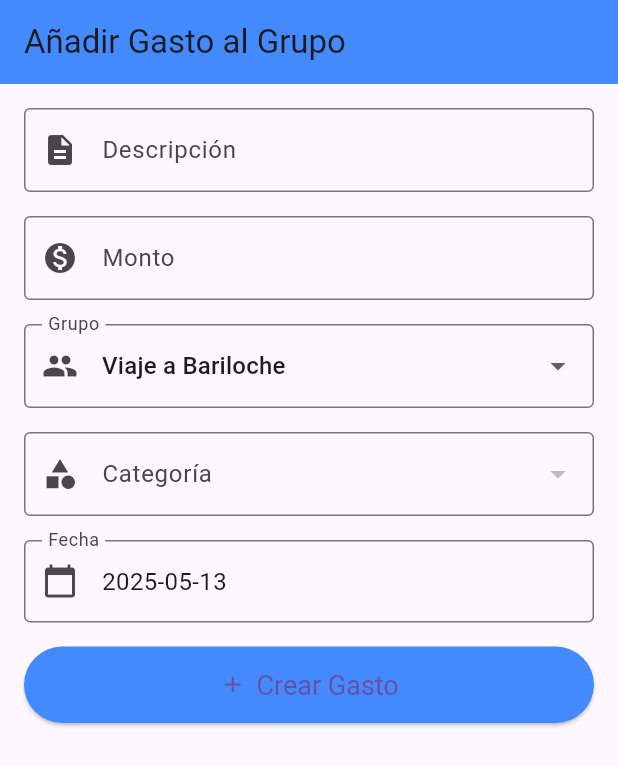
After one commit to GReskin/TP3-Grupo8, a Flutter app: the CrearGastoGrupo screen opened by its route, after a tap on "Crear Gasto", on a phone screen of 412 x 824 dp. The commit adds this screen. Shown: the top 766 px of the screen. Run offline on Flutter 3.47's test engine with Material 3 defaults, Android fonts, the phone set to English and light mode, and no system bars; our stand-ins replace fl_chart, go_router, shared_preferences; accounts and stored records are empty; network calls fail.

Commit message:
Crar grupo y añadir gasto grupo Front

```diff
--- a/Frontend/lib/core/app_routes.dart
+++ b/Frontend/lib/core/app_routes.dart
@@ -1,5 +1,6 @@
 import 'package:app_gastos_tp3_grupo8/screens/anadirGasto.dart';
-import 'package:app_gastos_tp3_grupo8/screens/grupoAhorro.dart';
+import 'package:app_gastos_tp3_grupo8/screens/crearGrupo.dart';
+import 'package:app_gastos_tp3_grupo8/screens/crearGastoGrupo.dart';
 import 'package:app_gastos_tp3_grupo8/screens/verGastos.dart';
 import 'package:go_router/go_router.dart';
 import '../screens/login.dart';
@@ -15,7 +16,8 @@ final appRouter = GoRouter(
     GoRoute(path: '/register' ,builder: (context, state) => Register(),),
     GoRoute(path: '/home' ,builder: (context, state) => Home(),),
     GoRoute(path: '/anadirGasto' ,builder: (context, state) => AnadirGasto(),),
-    GoRoute(path: '/grupoAhorro' ,builder: (context, state) => GrupoAhorro(),),
-    GoRoute(path: '/verGastos' ,builder: (context, state) => Gastos(),)
+    GoRoute(path: '/crearGastoGrupo' ,builder: (context, state) => CrearGastoGrupo(),),
+    GoRoute(path: '/verGastos' ,builder: (context, state) => Gastos(),),
+    GoRoute(path: '/crearGrupo' ,builder: (context, state) => CrearGrupo(),)
 
 ]);
--- a/Frontend/lib/entities/menu.dart
+++ b/Frontend/lib/entities/menu.dart
@@ -19,5 +19,7 @@ List<Menu> menuList = [
 
   Menu(title: "Añadir Gasto", subtitle: "Añade tu gasto personal", description: "sdalksdkajshdkjlasdhlsakjdka", icon: Icon(Icons.monetization_on), path: "/anadirGasto"),
   Menu(title: "Ver Gastos", subtitle: "Ver tus gastos", description: "sdalksdkajshdkjlasdhlsakjdka", icon: Icon(Icons.money_off), path: "/verGastos"),
-  Menu(title: "Crear Grupo De Ahorro", subtitle: "Crea tu grupo de ahorro", description: "sdalksdkajshdkjlasdhlsakjdka", icon: Icon(Icons.group), path: "/grupoAhorro"),
+  Menu(title: "Crear Grupo De Ahorro", subtitle: "Crea tu grupo de ahorro", description: "sdalksdkajshdkjlasdhlsakjdka", icon: Icon(Icons.group), path: "/crearGrupo"),
+  Menu(title: "Crear Gasto de Grupo", subtitle: "Añade un gasto al grupo", description: "sdalksdkajshdkjlasdhlsakjdka", icon: Icon(Icons.group), path: "/crearGastoGrupo"),
+
 ];
--- /dev/null
+++ b/Frontend/lib/screens/crearGastoGrupo.dart
@@ -0,0 +1,190 @@
+import 'dart:convert';
+import 'package:flutter/material.dart';
+import 'package:http/http.dart' as http;
+
+class CrearGastoGrupo extends StatefulWidget {
+  @override
+  _CrearGastoGrupoState createState() => _CrearGastoGrupoState();
+}
+
+class _CrearGastoGrupoState extends State<CrearGastoGrupo> {
+  final _descripcionController = TextEditingController();
+  final _montoController = TextEditingController();
+  DateTime _fecha = DateTime.now();
+
+  int _idcategoria = 1;
+  int _idgrupo = 1;
+
+  List<dynamic> _categorias = [];
+  List<Map<String, dynamic>> _grupos = [
+    {'id': 1, 'nombre': 'Viaje a Bariloche'},
+    {'id': 2, 'nombre': 'Cumpleaños de Ana'},
+    {'id': 3, 'nombre': 'Proyecto Universidad'},
+  ];
+
+  @override
+  void initState() {
+    super.initState();
+    _fetchCategorias();
+  }
+
+  Future<void> _fetchCategorias() async {
+    final response = await http.get(
+      Uri.parse('http://10.0.2.2:3000/api/categorias'),
+    );
+
+    if (response.statusCode == 200) {
+      setState(() {
+        _categorias = jsonDecode(response.body);
+      });
+    } else {
+      print("Error al cargar categorías");
+    }
+  }
+
+  Future<void> _crearGastoGrupo() async {
+    final gastoData = {
+      'descripcion': _descripcionController.text,
+      'monto': double.tryParse(_montoController.text) ?? 0.0,
+      'fecha': _fecha.toIso8601String().substring(0, 10),
+      'idcategoria': _idcategoria,
+      'idgrupo': _idgrupo,
+    };
+
+    final response = await http.post(
+      Uri.parse('http://10.0.2.2:3000/api/gastos-grupo'),
+      headers: {'Content-Type': 'application/json'},
+      body: jsonEncode(gastoData),
+    );
+
+    if (response.statusCode == 201) {
+      print("Gasto de grupo creado exitosamente");
+      Navigator.pop(context);
+    } else {
+      print("Error al crear el gasto: ${response.body}");
+    }
+  }
+
+  Future<void> _selectFecha(BuildContext context) async {
+    final DateTime? picked = await showDatePicker(
+      context: context,
+      initialDate: _fecha,
+      firstDate: DateTime(2000),
+      lastDate: DateTime(2101),
+    );
+
+    if (picked != null && picked != _fecha) {
+      setState(() {
+        _fecha = picked;
+      });
+    }
+  }
+
+  @override
+  Widget build(BuildContext context) {
+    return Scaffold(
+      appBar: AppBar(
+        title: Text('Añadir Gasto al Grupo'),
+        backgroundColor: Colors.blueAccent,
+      ),
+      body: Padding(
+        padding: const EdgeInsets.all(16.0),
+        child: ListView(
+          children: [
+            TextField(
+              controller: _descripcionController,
+              decoration: InputDecoration(
+                labelText: 'Descripción',
+                border: OutlineInputBorder(),
+                prefixIcon: Icon(Icons.description),
+              ),
+            ),
+            SizedBox(height: 16.0),
+            TextField(
+              controller: _montoController,
+              keyboardType: TextInputType.numberWithOptions(decimal: true),
+              decoration: InputDecoration(
+                labelText: 'Monto',
+                border: OutlineInputBorder(),
+                prefixIcon: Icon(Icons.monetization_on),
+              ),
+            ),
+            SizedBox(height: 16.0),
+
+            // Grupo selector
+            DropdownButtonFormField<int>(
+              value: _idgrupo,
+              decoration: InputDecoration(
+                labelText: 'Grupo',
+                border: OutlineInputBorder(),
+                prefixIcon: Icon(Icons.group),
+              ),
+              onChanged: (int? newValue) {
+                setState(() {
+                  _idgrupo = newValue!;
+                });
+              },
+              items: _grupos.map((grupo) {
+                return DropdownMenuItem<int>(
+                  value: grupo['id'],
+                  child: Text(grupo['nombre']),
+                );
+              }).toList(),
+            ),
+            SizedBox(height: 16.0),
+
+            // Categoría selector
+            DropdownButtonFormField<int>(
+              value: _idcategoria,
+              decoration: InputDecoration(
+                labelText: 'Categoría',
+                border: OutlineInputBorder(),
+                prefixIcon: Icon(Icons.category),
+              ),
+              onChanged: (int? newValue) {
+                setState(() {
+                  _idcategoria = newValue!;
+                });
+              },
+              items: _categorias.map<DropdownMenuItem<int>>((categoria) {
+                return DropdownMenuItem<int>(
+                  value: categoria['id'],
+                  child: Text(categoria['nombre']),
+                );
+              }).toList(),
+            ),
+            SizedBox(height: 16.0),
+
+            // Fecha selector
+            GestureDetector(
+              onTap: () => _selectFecha(context),
+              child: InputDecorator(
+                decoration: InputDecoration(
+                  labelText: 'Fecha',
+                  border: OutlineInputBorder(),
+                  prefixIcon: Icon(Icons.calendar_today),
+                ),
+                child: Text(
+                  "${_fecha.toLocal()}".split(' ')[0],
+                  style: TextStyle(fontSize: 16.0),
+                ),
+              ),
+            ),
+            SizedBox(height: 16.0),
+
+            ElevatedButton.icon(
+              onPressed: _crearGastoGrupo,
+              icon: Icon(Icons.add),
+              label: Text('Crear Gasto'),
+              style: ElevatedButton.styleFrom(
+                backgroundColor: Colors.blueAccent,
+                padding: EdgeInsets.symmetric(vertical: 15),
+                textStyle: TextStyle(fontSize: 18),
+              ),
+            ),
+          ],
+        ),
+      ),
+    );
+  }
+}
```
Also changed, not shown: Frontend/lib/screens/crearGrupo.dart (added, +228 -0 lines), Frontend/lib/screens/grupoAhorro.dart (deleted, +0 -10 lines).
